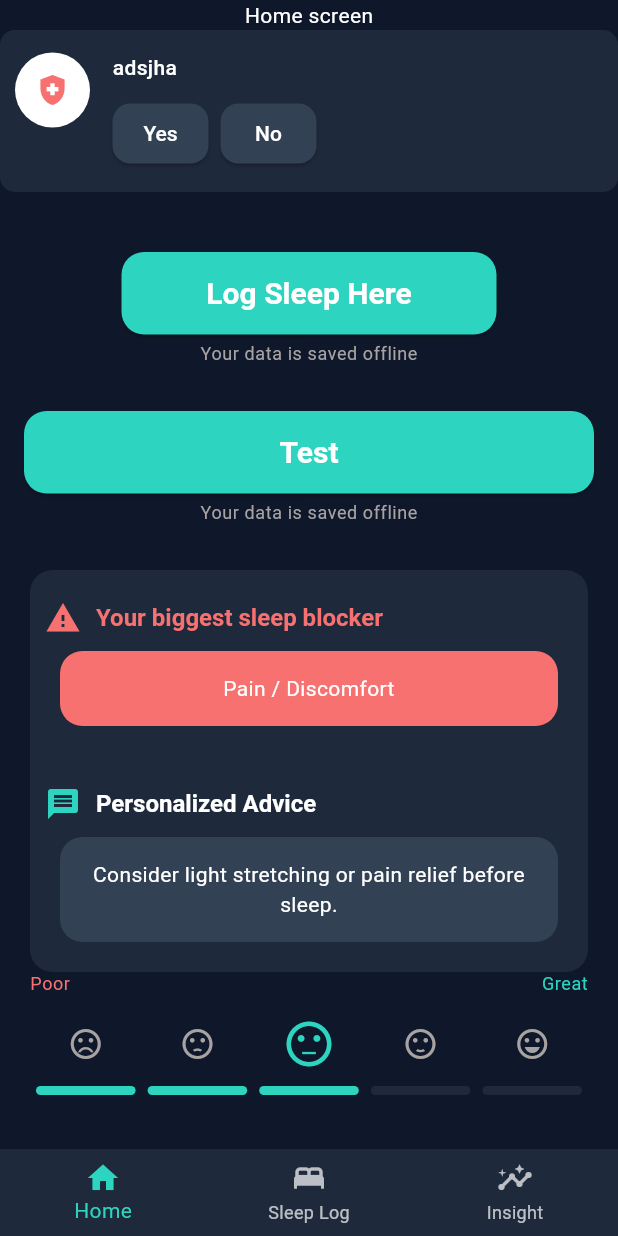
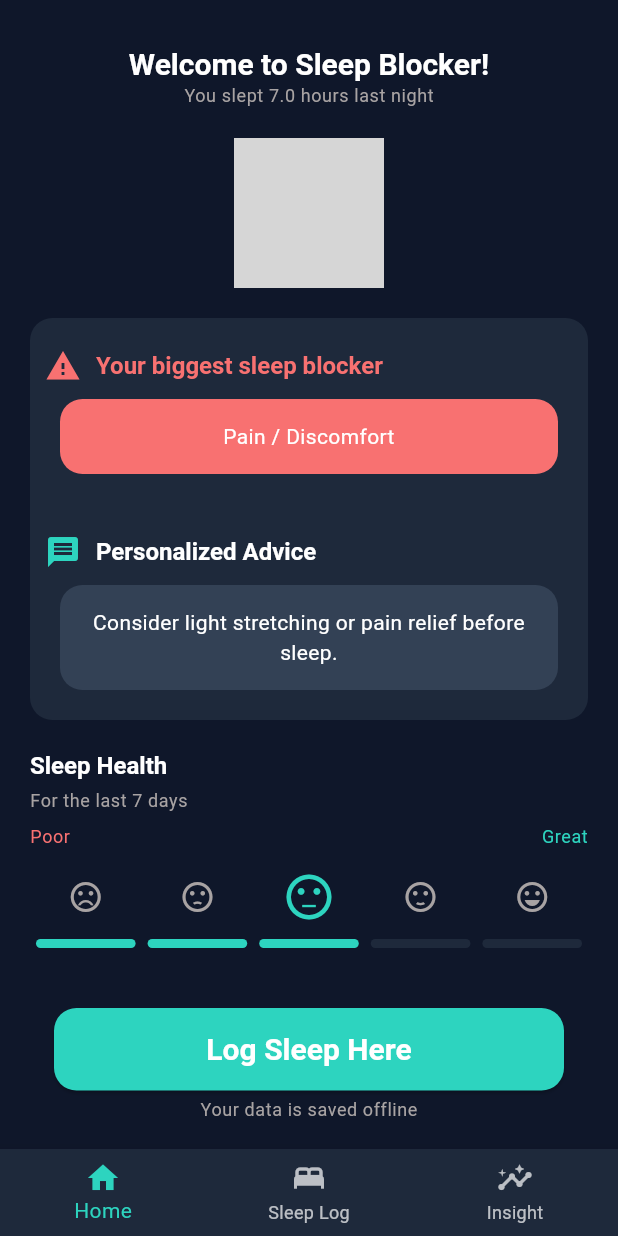
Before and after one commit to chanlinna/Sleep_Blocker, a Flutter app: the screen it shows after launch, on a phone screen of 412 x 824 dp. Run offline on Flutter 3.47's test engine with Material 3 defaults, Android fonts, the phone set to English and light mode, and no system bars; missing offline and left inert: horizontal_weekly_calendar; grey boxes are pictures that could not be loaded.

Commit message:
done home screen

```diff
--- a/sleep_blocker/lib/ui/screens/home_screen.dart
+++ b/sleep_blocker/lib/ui/screens/home_screen.dart
@@ -4,13 +4,12 @@ import 'package:sleep_blocker/data/mock_habit_log.dart';
 import 'package:sleep_blocker/data/mock_sleep_log.dart';
 import 'package:sleep_blocker/logic/calculate_sleep_health.dart';
 import 'package:sleep_blocker/logic/sleep_blocker_analyzer.dart';
-import 'package:sleep_blocker/models/factor_type.dart';
 import 'package:sleep_blocker/ui/helpers/blocker_text.dart';
 import 'package:sleep_blocker/ui/theme/app_theme.dart';
 import 'package:sleep_blocker/ui/widgets/app_button.dart';
 import 'package:sleep_blocker/ui/widgets/info_tile.dart';
-import 'package:sleep_blocker/ui/widgets/question_tile.dart';
 import 'package:sleep_blocker/ui/screens/sleep_log_screens/sleep_log.dart';
+import 'package:sleep_blocker/ui/widgets/section_title.dart';
 import 'package:sleep_blocker/ui/widgets/sleep_health.dart';
 
 class HomeScreen extends StatelessWidget {
@@ -27,32 +26,29 @@ class HomeScreen extends StatelessWidget {
     final avgDurationHours = SleepHealthCalculator.averageDurationHours(mockSleepLogs);
     final avgQuality = SleepHealthCalculator.averageQuality(mockSleepLogs);
 
+    final lastSleep = mockSleepLogs.isNotEmpty ? mockSleepLogs.last : null;
+
     return Scaffold(
-      body: SingleChildScrollView(
+      body: Container(
+        margin: const EdgeInsets.symmetric(horizontal: 20),
         child: Column(
           children: [
-            Center(
-              child: Text("Home screen"),
+            SizedBox(height: 30,),
+            Text('Welcome to Sleep Blocker!', style: Theme.of(context).textTheme.headlineMedium),
+            //const SizedBox(height: 8),
+            if (lastSleep != null)
+              Text(
+                "You slept ${lastSleep.duration.toStringAsFixed(1)} hours last night",
+                style: Theme.of(context).textTheme.bodySmall,
+              ),
+            const SizedBox(height: 20),
+            Image.asset(
+              '../../assets/images/welcome_logo.png',
+              height: 100,
             ),
-            QuestionTile(question: 'adsjha', options: [AnswerOption(text: 'Yes', selectedBgColor: Color(0xFFF87171), selectedTextColor: Color(0xFFFFFFFF)), AnswerOption(text: 'No', selectedBgColor: Color(0xFF2DD4BF), selectedTextColor: Color(0xFF000000))], factor: FactorType.pain),
-            const SizedBox(height: 20),
-            AppButton(
-              "Log Sleep Here",
-              width: 250,
-              onTap: (){
-                Navigator.push(
-                  context,
-                  MaterialPageRoute(
-                    builder: (context) => const SleepLogScreen(),
-                  ),
-                );
-              }
-            ),
-            AppButton('Test', onTap: (){},),
             const SizedBox(height: 20),
             Container(
               padding: const EdgeInsets.symmetric(horizontal: 10, vertical: 20),
-              margin: const EdgeInsets.symmetric(horizontal: 20),
               decoration: BoxDecoration(
                 color: AppTheme.surfaceColor,
                 borderRadius: BorderRadius.circular(15)
@@ -65,7 +61,34 @@ class HomeScreen extends StatelessWidget {
                 ]
               ),
             ),
-            SleepHealth(avgDurationHours: avgDurationHours, avgQuality: avgQuality)
+            const SizedBox(height: 20),
+            Align(
+              alignment: Alignment.centerLeft,
+              child: Text('Sleep Health', style: Theme.of(context).textTheme.headlineMedium!.copyWith(fontSize: 16))
+            ),
+            const SizedBox(height: 5),
+            Align(
+              alignment: Alignment.centerLeft,
+              child: Text(
+                'For the last 7 days',
+                style: Theme.of(context).textTheme.bodySmall,
+              ),
+            ),
+            const SizedBox(height: 8),
+
+            SleepHealth(avgDurationHours: avgDurationHours, avgQuality: avgQuality),
+            const SizedBox(height: 20,),
+            AppButton(
+              "Log Sleep Here",
+              onTap: (){
+                Navigator.push(
+                  context,
+                  MaterialPageRoute(
+                    builder: (context) => const SleepLogScreen(),
+                  ),
+                );
+              }
+            ),
           ],
         ),
       ),
--- a/sleep_blocker/lib/ui/widgets/sleep_health.dart
+++ b/sleep_blocker/lib/ui/widgets/sleep_health.dart
@@ -20,9 +20,7 @@ class SleepHealth extends StatelessWidget {
       avgQuality: avgQuality,
     );
 
-    return Container(
-      padding: const EdgeInsets.symmetric(horizontal: 20),
-      child: Column(
+    return Column(
         children: [
           Row(
             mainAxisAlignment: MainAxisAlignment.spaceBetween,
@@ -85,8 +83,7 @@ class SleepHealth extends StatelessWidget {
             }),
           ),
         ],
-      ),
-    );
+      );
   }
 
   IconData _iconForIndex(int index) {
--- a/sleep_blocker/pubspec.yaml
+++ b/sleep_blocker/pubspec.yaml
@@ -56,6 +56,8 @@ dev_dependencies:
 
 # The following section is specific to Flutter packages.
 flutter:
+  assets:
+    - assets/images/welcome_logo.png
 
   # The following line ensures that the Material Icons font is
   # included with your application, so that you can use the icons in
```
Also changed, not shown: sleep_blocker/assets/images/welcome_logo.png (added).
